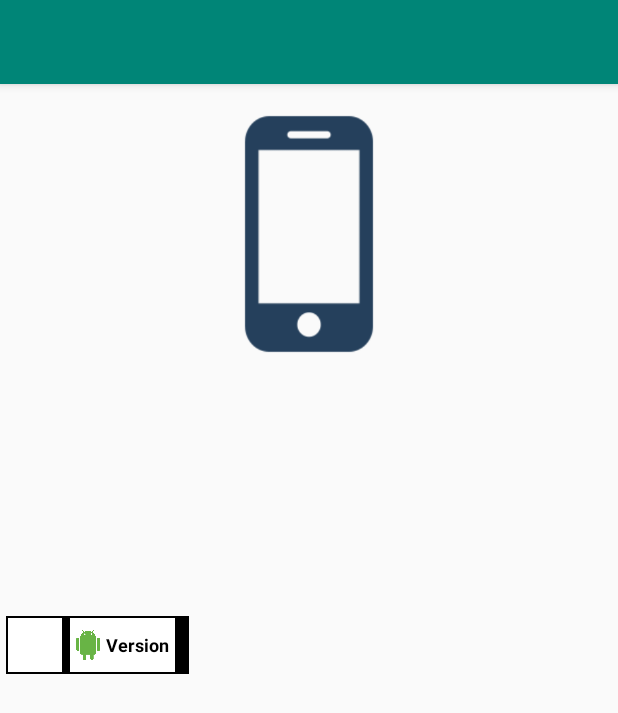
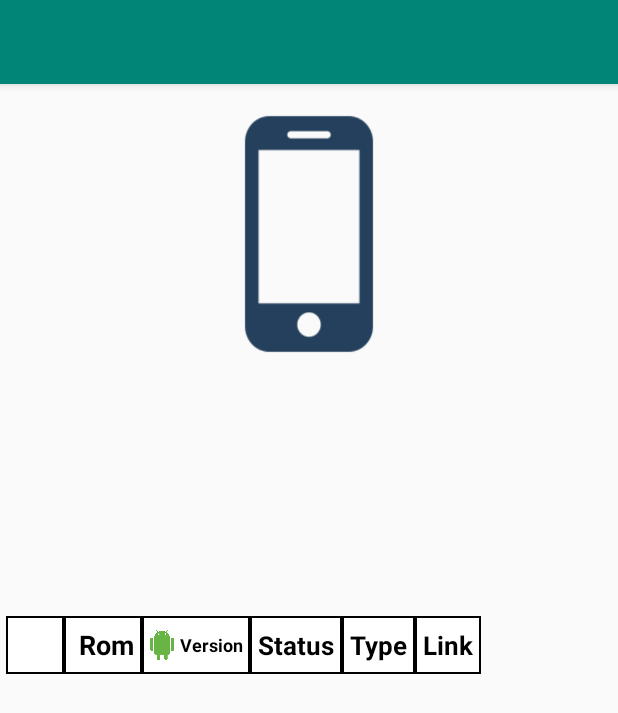
Before and after one commit to Electric1447/RomExplorer, an Android app: the DeviceActivity screen opened directly, with no data from a screen before it, on a phone screen of 412 x 824 dp. Shown: the top 713 px of the screen. Run offline under Robolectric (Android 15) with nearby library versions, the phone set to English and light mode, and no system bars; 7 statements that could not run were skipped.

Commit message:
Tweaks + Device-Pack 1 (a1.1.1-00)

```diff
--- a/app/build.gradle
+++ b/app/build.gradle
@@ -7,7 +7,7 @@ android {
         minSdkVersion 21
         targetSdkVersion 28
         versionCode 1
-        versionName "a1.1.0-00"
+        versionName "a1.1.1-00"
         testInstrumentationRunner "android.support.test.runner.AndroidJUnitRunner"
     }
     buildTypes {
--- a/app/src/main/java/eparon/romexplorer/DeviceActivity.java
+++ b/app/src/main/java/eparon/romexplorer/DeviceActivity.java
@@ -101,7 +101,11 @@ public class DeviceActivity extends AppCompatActivity {
         top.addView(table1);
         int[] tabledimms = new int[5];
 
+        TextView tText1 = findViewById(R.id.top1);
         LinearLayout tText2 = findViewById(R.id.top2);
+        TextView tText3 = findViewById(R.id.top3);
+        TextView tText4 = findViewById(R.id.top4);
+        TextView tText5 = findViewById(R.id.top5);
 
         for (int i = 0; i < cDevice.getRoms().length; i++) {
 
@@ -154,6 +158,7 @@ public class DeviceActivity extends AppCompatActivity {
                     if (unofficialFilter)
                         continue;
                     rType.setTextColor(getResources().getColor(R.color.colorDBlue2));
+                    rType.setTextSize(15f);
                     break;
                 case "N/A":
                     if (naFilter)
@@ -181,6 +186,10 @@ public class DeviceActivity extends AppCompatActivity {
             rName.measure(0, 0);
             if (tabledimms[0] < rName.getMeasuredWidth())
                 tabledimms[0] = rName.getMeasuredWidth();
+            else {
+                tText1.measure(0, 0);
+                rName.setWidth(tText1.getMeasuredWidth());
+            }
             rVersion.measure(0, 0);
             if (tabledimms[1] < rVersion.getMeasuredWidth())
                 tabledimms[1] = rVersion.getMeasuredWidth();
@@ -191,24 +200,36 @@ public class DeviceActivity extends AppCompatActivity {
             rStatus.measure(0, 0);
             if (tabledimms[2] < rStatus.getMeasuredWidth())
                 tabledimms[2] = rStatus.getMeasuredWidth();
+            else {
+                tText3.measure(0, 0);
+                rStatus.setWidth(tText3.getMeasuredWidth());
+            }
             rType.measure(0, 0);
             if (tabledimms[3] < rType.getMeasuredWidth())
                 tabledimms[3] = rType.getMeasuredWidth();
+            else {
+                tText4.measure(0, 0);
+                rType.setWidth(tText4.getMeasuredWidth());
+            }
             rUrl.measure(0, 0);
             if (tabledimms[4] < rUrl.getMeasuredWidth())
                 tabledimms[4] = rUrl.getMeasuredWidth();
+            else {
+                tText5.measure(0, 0);
+                rUrl.setWidth(tText5.getMeasuredWidth());
+            }
         }
 
-        TextView tText1 = findViewById(R.id.top1);
-        TextView tText3 = findViewById(R.id.top3);
-        TextView tText4 = findViewById(R.id.top4);
-        TextView tText5 = findViewById(R.id.top5);
-        tText1.setWidth(tabledimms[0]);
+        if (tabledimms[0] > tText1.getMeasuredWidth())
+            tText1.setWidth(tabledimms[0]);
         if (tabledimms[1] > tText2.getMeasuredWidth())
             tText2.setLayoutParams(new TableRow.LayoutParams(tabledimms[1], TableRow.LayoutParams.WRAP_CONTENT));
-        tText3.setWidth(tabledimms[2]);
-        tText4.setWidth(tabledimms[3]);
-        tText5.setWidth(tabledimms[4]);
+        if (tabledimms[2] > tText3.getMeasuredWidth())
+            tText3.setWidth(tabledimms[2]);
+        if (tabledimms[3] > tText4.getMeasuredWidth())
+            tText4.setWidth(tabledimms[3]);
+        if (tabledimms[4] > tText5.getMeasuredWidth())
+            tText5.setWidth(tabledimms[4]);
     }
 
 }
--- a/app/src/main/res/layout/romtable.xml
+++ b/app/src/main/res/layout/romtable.xml
@@ -5,7 +5,7 @@
     android:id="@+id/tableLayout1"
     android:layout_width="wrap_content"
     android:layout_height="wrap_content"
-    tools:ignore="HardcodedText,ContentDescription,RtlHardcoded">
+    tools:ignore="HardcodedText,ContentDescription,RtlHardcoded,RtlSymmetry">
 
     <TableRow
         android:id="@+id/tableRow1"
@@ -14,23 +14,23 @@
         android:background="#000">
 
         <ImageView
-            android:src="@drawable/px400_empty"
+            android:layout_width="36dp"
             android:layout_height="36dp"
-            android:layout_width="36dp"
             android:layout_margin="1dp"
             android:background="#FFF"
-            android:padding="4dp"/>
+            android:padding="4dp"
+            android:src="@drawable/px400_empty" />
 
         <TextView
             android:id="@+id/top1"
             android:layout_height="match_parent"
             android:layout_margin="1dp"
             android:background="#FFF"
+            android:gravity="center_vertical"
             android:padding="4dp"
             android:text=" Rom"
-            android:gravity="center_vertical"
+            android:textColor="#000"
             android:textSize="18sp"
-            android:textColor="#000"
             android:textStyle="bold" />
 
         <LinearLayout
@@ -38,22 +38,23 @@
             android:layout_height="match_parent"
             android:layout_margin="1dp"
             android:background="#FFF"
-            android:padding="4dp">
+            android:paddingTop="4dp"
+            android:paddingRight="3dp"
+            android:paddingBottom="4dp">
 
             <ImageView
-                android:src="@drawable/rom_default"
+                android:layout_width="24dp"
                 android:layout_height="24dp"
-                android:layout_width="24dp"
-                android:layout_marginLeft="-4dp"
-                android:layout_gravity="center_vertical" />
+                android:layout_gravity="center_vertical"
+                android:src="@drawable/rom_default" />
 
             <TextView
+                android:layout_width="wrap_content"
                 android:layout_height="match_parent"
-                android:layout_width="wrap_content"
+                android:gravity="center_vertical"
                 android:text="Version"
-                android:gravity="center_vertical"
+                android:textColor="#000"
                 android:textSize="12sp"
-                android:textColor="#000"
                 android:textStyle="bold" />
 
         </LinearLayout>
@@ -63,11 +64,11 @@
             android:layout_height="match_parent"
             android:layout_margin="1dp"
             android:background="#FFF"
+            android:gravity="center"
             android:padding="4dp"
             android:text="Status"
-            android:gravity="center_vertical"
+            android:textColor="#000"
             android:textSize="17sp"
-            android:textColor="#000"
             android:textStyle="bold" />
 
         <TextView
@@ -75,11 +76,11 @@
             android:layout_height="match_parent"
             android:layout_margin="1dp"
             android:background="#FFF"
+            android:gravity="center"
             android:padding="4dp"
             android:text="Type"
-            android:gravity="center_vertical"
+            android:textColor="#000"
             android:textSize="17sp"
-            android:textColor="#000"
             android:textStyle="bold" />
 
         <TextView
@@ -87,11 +88,11 @@
             android:layout_height="match_parent"
             android:layout_margin="1dp"
             android:background="#FFF"
+            android:gravity="center"
             android:padding="4dp"
             android:text="Link"
-            android:gravity="center_vertical"
+            android:textColor="#000"
             android:textSize="17sp"
-            android:textColor="#000"
             android:textStyle="bold" />
 
     </TableRow>
@@ -104,8 +105,8 @@
 
         <ImageView
             android:id="@+id/rImage"
+            android:layout_width="36dp"
             android:layout_height="36dp"
-            android:layout_width="36dp"
             android:layout_margin="1dp"
             android:background="#FFF"
             android:padding="4dp" />
@@ -116,12 +117,12 @@
             android:layout_height="match_parent"
             android:layout_margin="1dp"
             android:background="#FFF"
+            android:gravity="center_vertical"
             android:padding="4dp"
             android:text="LineageOS"
-            app:autoSizeTextType="uniform"
-            android:gravity="center_vertical"
+            android:textColor="#000"
             android:textSize="18sp"
-            android:textColor="#000" />
+            app:autoSizeTextType="uniform" />
 
         <TextView
             android:id="@+id/textView2"
@@ -129,11 +130,11 @@
             android:layout_height="match_parent"
             android:layout_margin="1dp"
             android:background="#FFF"
+            android:gravity="center"
             android:padding="4dp"
             android:text="7.1.2"
-            android:gravity="center_vertical"
-            android:textSize="18sp"
-            android:textColor="#000" />
+            android:textColor="#000"
+            android:textSize="18sp" />
 
         <TextView
             android:id="@+id/textView3"
@@ -141,11 +142,11 @@
             android:layout_height="match_parent"
             android:layout_margin="1dp"
             android:background="#FFF"
+            android:gravity="center"
             android:padding="4dp"
             android:text="Stable"
-            android:gravity="center_vertical"
-            android:textSize="17sp"
-            android:textColor="#000" />
+            android:textColor="#000"
+            android:textSize="17sp" />
 
         <TextView
             android:id="@+id/textView4"
@@ -153,22 +154,22 @@
             android:layout_height="match_parent"
             android:layout_margin="1dp"
             android:background="#FFF"
+            android:gravity="center"
             android:padding="4dp"
             android:text="Offical"
-            android:gravity="center_vertical"
-            android:textSize="17sp"
-            android:textColor="#000" />
+            android:textColor="#000"
+            android:textSize="17sp" />
 
         <TextView
             android:id="@+id/textView5"
             android:layout_height="match_parent"
             android:layout_margin="1dp"
             android:background="#FFFFFF"
+            android:gravity="center"
             android:padding="4dp"
             android:text="@string/link_here"
-            android:gravity="center_vertical"
+            android:textColor="#3F51B5"
             android:textSize="17sp"
-            android:textColor="#3F51B5"
             android:textStyle="italic" />
 
     </TableRow>
```
